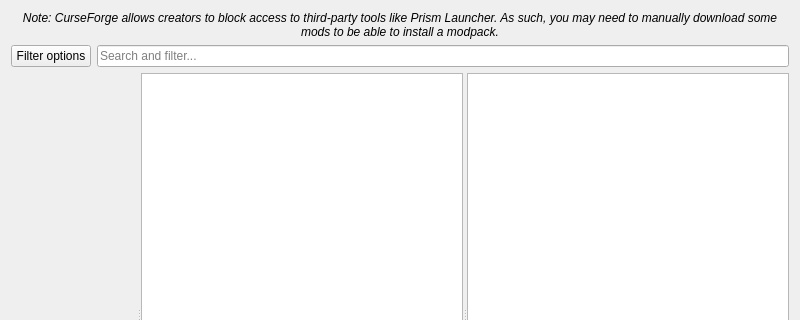
This is launcher/ui/pages/modplatform/flame/FlamePage.ui in tytywuzhere344/ALLauncher as Qt 5 draws it before an edit; both pictures show x 0 to 800 and y 0 to 320 of the 800 by 600 pixel window. The edited form follows.
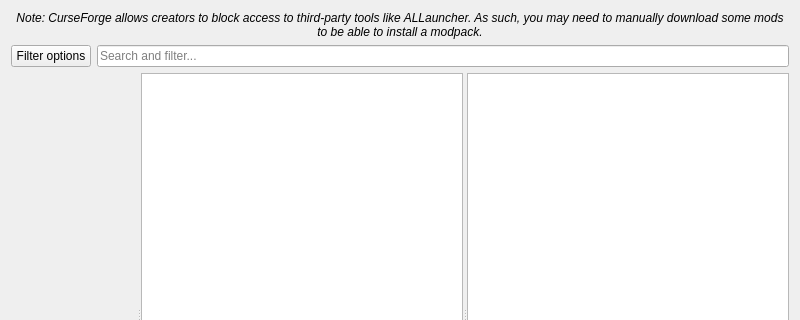
This is the edited form. Custom widgets are drawn as their Qt base class.

Diff of the .ui file:
```diff
--- a/launcher/ui/pages/modplatform/flame/FlamePage.ui
+++ b/launcher/ui/pages/modplatform/flame/FlamePage.ui
@@ -19,7 +19,7 @@
       </font>
      </property>
      <property name="text">
-      <string>Note: CurseForge allows creators to block access to third-party tools like Prism Launcher. As such, you may need to manually download some mods to be able to install a modpack.</string>
+      <string>Note: CurseForge allows creators to block access to third-party tools like ALLauncher. As such, you may need to manually download some mods to be able to install a modpack.</string>
      </property>
      <property name="alignment">
       <set>Qt::AlignCenter</set>
```
